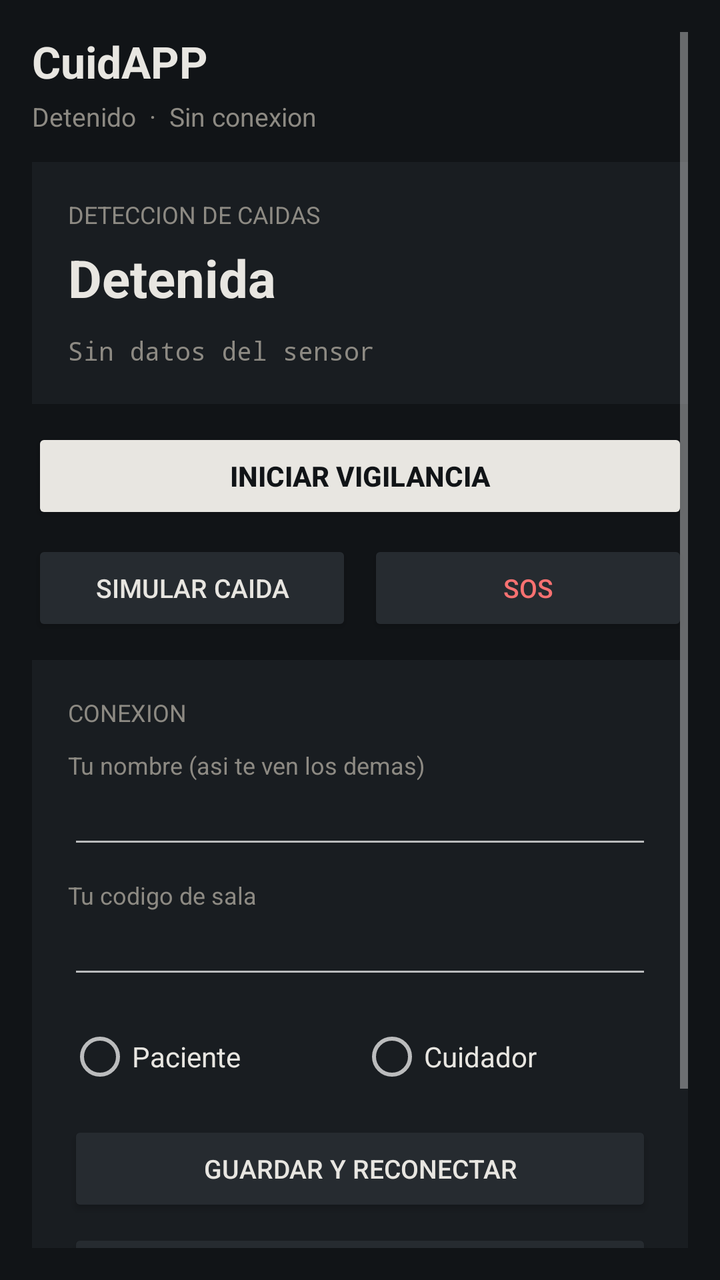
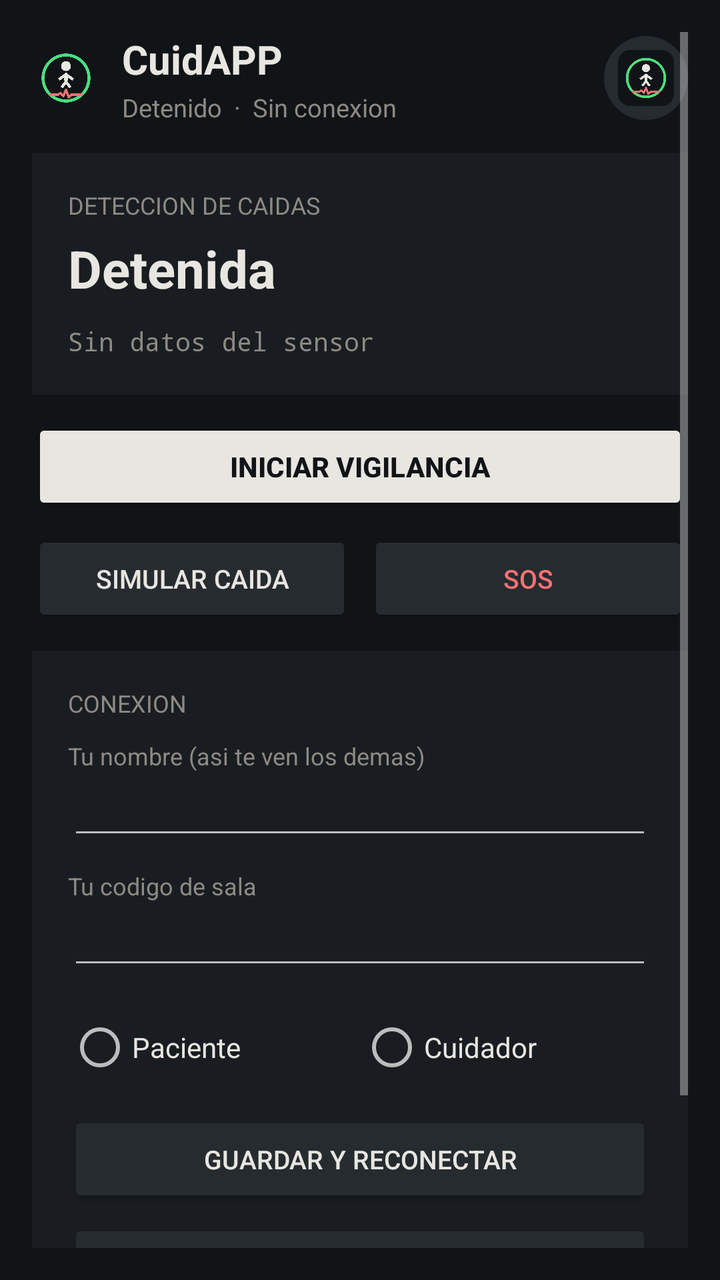

The first picture is an Android layout as it rendered before a commit; the second is the same layout after the commit. The layout source and the unified diff follow.
<!-- AndroidManifest.xml: application theme Theme.Brazalete -->
<!-- res/layout/activity_main.xml -->
<?xml version="1.0" encoding="utf-8"?>
<FrameLayout xmlns:android="http://schemas.android.com/apk/res/android"
    android:layout_width="match_parent"
    android:layout_height="match_parent"
    android:background="@color/fondo">

    <ScrollView
        android:layout_width="match_parent"
        android:layout_height="match_parent"
        android:padding="16dp">

        <LinearLayout
            android:layout_width="match_parent"
            android:layout_height="wrap_content"
            android:orientation="vertical">

            <TextView
                android:id="@+id/titulo"
                android:layout_width="wrap_content"
                android:layout_height="wrap_content"
                android:text="CuidAPP"
                android:textColor="@color/texto"
                android:textSize="22sp"
                android:textStyle="bold" />

            <TextView
                android:id="@+id/subestado"
                android:layout_width="match_parent"
                android:layout_height="wrap_content"
                android:layout_marginTop="4dp"
                android:layout_marginBottom="14dp"
                android:text="Detenido  ·  Sin conexion"
                android:textColor="@color/apagado"
                android:textSize="13sp" />

            
            <LinearLayout
                android:id="@+id/tarjetaCuidador"
                android:layout_width="match_parent"
                android:layout_height="wrap_content"
                android:layout_marginBottom="12dp"
                android:background="@color/tarjeta"
                android:orientation="vertical"
                android:padding="18dp"
                android:visibility="gone">

                <TextView
                    android:layout_width="wrap_content"
                    android:layout_height="wrap_content"
                    android:text="A QUIEN VIGILAS"
                    android:textColor="@color/apagado"
                    android:textSize="12sp" />

                
                <LinearLayout
                    android:id="@+id/filasPacientes"
                    android:layout_width="match_parent"
                    android:layout_height="wrap_content"
                    android:layout_marginTop="6dp"
                    android:orientation="vertical" />

                <TextView
                    android:id="@+id/infoPaciente"
                    android:layout_width="match_parent"
                    android:layout_height="wrap_content"
                    android:layout_marginTop="8dp"
                    android:text="Todavia no vigilas a nadie. Agrega a alguien con su codigo."
                    android:textColor="@color/apagado"
                    android:textSize="13sp" />

                <LinearLayout
                    android:layout_width="match_parent"
                    android:layout_height="wrap_content"
                    android:layout_marginTop="10dp"
                    android:orientation="horizontal">

                    <EditText
                        android:id="@+id/campoNuevoNombre"
                        android:layout_width="0dp"
                        android:layout_height="wrap_content"
                        android:layout_weight="1"
                        android:autofillHints=""
                        android:hint="Nombre"
                        android:inputType="text"
                        android:textColor="@color/texto"
                        android:textColorHint="@color/apagado"
                        android:textSize="14sp" />

                    <EditText
                        android:id="@+id/campoNuevoCodigo"
                        android:layout_width="0dp"
                        android:layout_height="wrap_content"
                        android:layout_marginStart="8dp"
                        android:layout_weight="1"
                        android:autofillHints=""
                        android:hint="Codigo"
                        android:inputType="text"
                        android:textColor="@color/texto"
                        android:textColorHint="@color/apagado"
                        android:textSize="14sp" />
                </LinearLayout>

                <Button
                    android:id="@+id/btnAgregarPaciente"
                    android:layout_width="match_parent"
                    android:layout_height="wrap_content"
                    android:layout_marginTop="6dp"
                    android:backgroundTint="@color/borde"
                    android:text="Agregar persona"
                    android:textColor="@color/texto"
                    android:textSize="13sp" />
            </LinearLayout>

            
            <LinearLayout
                android:id="@+id/tarjetaHistorial"
                android:layout_width="match_parent"
                android:layout_height="wrap_content"
                android:layout_marginBottom="12dp"
                android:background="@color/tarjeta"
                android:orientation="vertical"
                android:padding="18dp"
                android:visibility="gone">

                <TextView
                    android:layout_width="wrap_content"
                    android:layout_height="wrap_content"
                    android:text="HISTORIAL DEL PACIENTE"
                    android:textColor="@color/apagado"
                    android:textSize="12sp" />

                <TextView
                    android:id="@+id/statsHistorial"
                    android:layout_width="match_parent"
                    android:layout_height="wrap_content"
                    android:layout_marginTop="8dp"
                    android:lineSpacingExtra="4dp"
                    android:text="Sin registros todavia."
                    android:textColor="@color/texto"
                    android:textSize="14sp" />

                <Button
                    android:id="@+id/btnExportar"
                    android:layout_width="match_parent"
                    android:layout_height="wrap_content"
                    android:layout_marginTop="10dp"
                    android:backgroundTint="@color/borde"
                    android:text="Guardar historial en Descargas"
                    android:textColor="@color/texto"
                    android:textSize="13sp" />
            </LinearLayout>

            
            <LinearLayout
                android:layout_width="match_parent"
                android:layout_height="wrap_content"
                android:layout_marginBottom="12dp"
                android:background="@color/tarjeta"
                android:orientation="vertical"
                android:padding="18dp">

                <TextView
                    android:layout_width="wrap_content"
                    android:layout_height="wrap_content"
                    android:text="DETECCION DE CAIDAS"
                    android:textColor="@color/apagado"
                    android:textSize="12sp" />

                <TextView
                    android:id="@+id/estadoVig"
                    android:layout_width="wrap_content"
                    android:layout_height="wrap_content"
                    android:layout_marginTop="6dp"
                    android:text="Detenida"
                    android:textColor="@color/texto"
                    android:textSize="26sp"
                    android:textStyle="bold" />

                <TextView
                    android:id="@+id/datosSensor"
                    android:layout_width="match_parent"
                    android:layout_height="wrap_content"
                    android:layout_marginTop="10dp"
                    android:fontFamily="monospace"
                    android:text="Sin datos del sensor"
                    android:textColor="@color/apagado"
                    android:textSize="13sp" />

                <TextView
                    android:id="@+id/notaSegundoPlano"
                    android:layout_width="match_parent"
                    android:layout_height="wrap_content"
                    android:layout_marginTop="10dp"
                    android:text="Funciona con la pantalla apagada y con otras apps abiertas."
                    android:textColor="@color/verde"
                    android:textSize="12sp"
                    android:visibility="gone" />
            </LinearLayout>

            <Button
                android:id="@+id/btnVigilar"
                android:layout_width="match_parent"
                android:layout_height="wrap_content"
                android:backgroundTint="@color/texto"
                android:text="Iniciar vigilancia"
                android:textColor="@color/fondo"
                android:textStyle="bold" />

            <LinearLayout
                android:layout_width="match_parent"
                android:layout_height="wrap_content"
                android:layout_marginTop="8dp"
                android:orientation="horizontal">

                <Button
                    android:id="@+id/btnDemo"
                    android:layout_width="0dp"
                    android:layout_height="wrap_content"
                    android:layout_marginEnd="4dp"
                    android:layout_weight="1"
                    android:backgroundTint="@color/borde"
                    android:text="Simular caida"
                    android:textColor="@color/texto"
                    android:textSize="13sp" />

                <Button
                    android:id="@+id/btnSos"
                    android:layout_width="0dp"
                    android:layout_height="wrap_content"
                    android:layout_marginStart="4dp"
                    android:layout_weight="1"
                    android:backgroundTint="@color/borde"
                    android:text="SOS"
                    android:textColor="@color/rojo"
                    android:textSize="13sp" />
            </LinearLayout>

            
            <LinearLayout
                android:layout_width="match_parent"
                android:layout_height="wrap_content"
                android:layout_marginTop="12dp"
                android:background="@color/tarjeta"
                android:orientation="vertical"
                android:padding="18dp">

                <TextView
                    android:layout_width="wrap_content"
                    android:layout_height="wrap_content"
                    android:text="CONEXION"
                    android:textColor="@color/apagado"
                    android:textSize="12sp" />

                <TextView
                    android:layout_width="wrap_content"
                    android:layout_height="wrap_content"
                    android:layout_marginTop="10dp"
                    android:text="Tu nombre (asi te ven los demas)"
                    android:textColor="@color/apagado"
                    android:textSize="12sp" />

                <EditText
                    android:id="@+id/campoNombre"
                    android:layout_width="match_parent"
                    android:layout_height="wrap_content"
                    android:autofillHints=""
                    android:inputType="textPersonName"
                    android:textColor="@color/texto"
                    android:textSize="16sp" />

                <TextView
                    android:layout_width="wrap_content"
                    android:layout_height="wrap_content"
                    android:layout_marginTop="10dp"
                    android:text="Tu codigo de sala"
                    android:textColor="@color/apagado"
                    android:textSize="12sp" />

                <EditText
                    android:id="@+id/campoSala"
                    android:layout_width="match_parent"
                    android:layout_height="wrap_content"
                    android:autofillHints=""
                    android:inputType="text"
                    android:textColor="@color/texto"
                    android:textSize="16sp" />

                <RadioGroup
                    android:id="@+id/grupoModo"
                    android:layout_width="match_parent"
                    android:layout_height="wrap_content"
                    android:layout_marginTop="10dp"
                    android:orientation="horizontal">

                    <RadioButton
                        android:id="@+id/modoBrazalete"
                        android:layout_width="0dp"
                        android:layout_height="wrap_content"
                        android:layout_weight="1"
                        android:text="Paciente"
                        android:textColor="@color/texto" />

                    <RadioButton
                        android:id="@+id/modoCuidador"
                        android:layout_width="0dp"
                        android:layout_height="wrap_content"
                        android:layout_weight="1"
                        android:text="Cuidador"
                        android:textColor="@color/texto" />
                </RadioGroup>

                <Button
                    android:id="@+id/btnGuardar"
                    android:layout_width="match_parent"
                    android:layout_height="wrap_content"
                    android:layout_marginTop="8dp"
                    android:backgroundTint="@color/borde"
                    android:text="Guardar y reconectar"
                    android:textColor="@color/texto"
                    android:textSize="13sp" />

                <Button
                    android:id="@+id/btnCompartir"
                    android:layout_width="match_parent"
                    android:layout_height="wrap_content"
                    android:layout_marginTop="6dp"
                    android:backgroundTint="@color/borde"
                    android:text="Enviar enlace al cuidador"
                    android:textColor="@color/texto"
                    android:textSize="13sp" />
            </LinearLayout>

            <TextView
                android:layout_width="match_parent"
                android:layout_height="wrap_content"
                android:layout_marginTop="16dp"
                android:layout_marginBottom="24dp"
                android:gravity="center"
                android:text="Proyecto escolar. No es un dispositivo medico."
                android:textColor="@color/apagado"
                android:textSize="12sp" />
        </LinearLayout>
    </ScrollView>

    
    <LinearLayout
        android:id="@+id/pantallaAlerta"
        android:layout_width="match_parent"
        android:layout_height="match_parent"
        android:background="@color/rojoFuerte"
        android:gravity="center"
        android:orientation="vertical"
        android:padding="28dp"
        android:visibility="gone">

        <TextView
            android:id="@+id/alertaTitulo"
            android:layout_width="wrap_content"
            android:layout_height="wrap_content"
            android:gravity="center"
            android:text="Posible caida detectada"
            android:textColor="#FFFFFF"
            android:textSize="28sp"
            android:textStyle="bold" />

        <TextView
            android:id="@+id/alertaCuenta"
            android:layout_width="wrap_content"
            android:layout_height="wrap_content"
            android:layout_marginTop="12dp"
            android:text="25"
            android:textColor="#FFFFFF"
            android:textSize="64sp"
            android:textStyle="bold" />

        <TextView
            android:id="@+id/alertaTexto"
            android:layout_width="match_parent"
            android:layout_height="wrap_content"
            android:layout_marginTop="12dp"
            android:gravity="center"
            android:text="Si estas bien, cancela antes de que acabe la cuenta."
            android:textColor="#FFFFFF"
            android:textSize="16sp" />

        <TextView
            android:id="@+id/alertaDatos"
            android:layout_width="match_parent"
            android:layout_height="wrap_content"
            android:layout_marginTop="10dp"
            android:fontFamily="monospace"
            android:gravity="center"
            android:textColor="#DDFFFFFF"
            android:textSize="13sp" />

        <TextView
            android:id="@+id/micAviso"
            android:layout_width="match_parent"
            android:layout_height="wrap_content"
            android:layout_marginTop="12dp"
            android:gravity="center"
            android:text=""
            android:textColor="#FFFFFF"
            android:textSize="14sp"
            android:textStyle="bold"
            android:visibility="gone" />

        <Button
            android:id="@+id/btnEscuchar"
            android:layout_width="match_parent"
            android:layout_height="wrap_content"
            android:layout_marginTop="16dp"
            android:backgroundTint="#33FFFFFF"
            android:text="Escuchar que pasa"
            android:textColor="#FFFFFF"
            android:visibility="gone" />

        <Button
            android:id="@+id/btnHablar"
            android:layout_width="match_parent"
            android:layout_height="wrap_content"
            android:layout_marginTop="6dp"
            android:backgroundTint="#33FFFFFF"
            android:text="Hablarle"
            android:textColor="#FFFFFF"
            android:visibility="gone" />

        <Button
            android:id="@+id/btnEstoyBien"
            android:layout_width="match_parent"
            android:layout_height="wrap_content"
            android:layout_marginTop="24dp"
            android:backgroundTint="#FFFFFF"
            android:text="Estoy bien, cancelar"
            android:textColor="#111417"
            android:textStyle="bold" />

        <Button
            android:id="@+id/btnLlamar"
            android:layout_width="match_parent"
            android:layout_height="wrap_content"
            android:layout_marginTop="8dp"
            android:backgroundTint="#33FFFFFF"
            android:text="Llamar a emergencias"
            android:textColor="#FFFFFF" />
    </LinearLayout>
</FrameLayout>
<!-- resources referenced by this layout -->
<resources>
  <color name="apagado">#8D8A83</color>
  <color name="borde">#262B30</color>
  <color name="fondo">#111417</color>
  <color name="rojo">#F87171</color>
  <color name="rojoFuerte">#8A1C1C</color>
  <color name="tarjeta">#191D21</color>
  <color name="texto">#E8E6E1</color>
  <color name="verde">#4ADE80</color>
  <style name="Theme.Brazalete" parent="Theme.MaterialComponents.NoActionBar">
          <item name="android:statusBarColor">@color/fondo</item>
          <item name="android:navigationBarColor">@color/fondo</item>
          <item name="android:windowBackground">@color/fondo</item>
          <item name="colorPrimary">@color/texto</item>
          <item name="colorAccent">@color/azul</item>
          <item name="android:textColor">@color/texto</item>
          <item name="android:windowLightStatusBar" tools:targetApi="m">false</item>
      </style>
  <color name="azul">#60A5FA</color>
</resources>

<!-- the commit's change to res/layout/activity_main.xml (unified diff, before → after) -->
@@ -14,24 +14,99 @@
             android:layout_height="wrap_content"
             android:orientation="vertical">
 
-            <TextView
-                android:id="@+id/titulo"
-                android:layout_width="wrap_content"
-                android:layout_height="wrap_content"
-                android:text="CuidAPP"
-                android:textColor="@color/texto"
-                android:textSize="22sp"
-                android:textStyle="bold" />
-
-            <TextView
-                android:id="@+id/subestado"
-                android:layout_width="match_parent"
-                android:layout_height="wrap_content"
-                android:layout_marginTop="4dp"
-                android:layout_marginBottom="14dp"
-                android:text="Detenido  ·  Sin conexion"
-                android:textColor="@color/apagado"
-                android:textSize="13sp" />
+            
+            <LinearLayout
+                android:layout_width="match_parent"
+                android:layout_height="wrap_content"
+                android:gravity="center_vertical"
+                android:orientation="horizontal">
+
+                <ImageView
+                    android:layout_width="34dp"
+                    android:layout_height="34dp"
+                    android:contentDescription="CuidAPP"
+                    android:src="@mipmap/ic_launcher" />
+
+                <LinearLayout
+                    android:layout_width="0dp"
+                    android:layout_height="wrap_content"
+                    android:layout_marginStart="11dp"
+                    android:layout_weight="1"
+                    android:orientation="vertical">
+
+                    <TextView
+                        android:id="@+id/titulo"
+                        android:layout_width="wrap_content"
+                        android:layout_height="wrap_content"
+                        android:text="CuidAPP"
+                        android:textColor="@color/texto"
+                        android:textSize="20sp"
+                        android:textStyle="bold" />
+
+                    <TextView
+                        android:id="@+id/subestado"
+                        android:layout_width="match_parent"
+                        android:layout_height="wrap_content"
+                        android:layout_marginTop="2dp"
+                        android:text="Detenido  ·  Sin conexion"
+                        android:textColor="@color/apagado"
+                        android:textSize="12.5sp" />
+                </LinearLayout>
+
+                <ImageView
+                    android:id="@+id/miFoto"
+                    android:layout_width="42dp"
+                    android:layout_height="42dp"
+                    android:background="@drawable/circulo"
+                    android:contentDescription="Tu foto"
+                    android:padding="7dp"
+                    android:src="@mipmap/ic_launcher" />
+            </LinearLayout>
+
+            <View
+                android:layout_width="match_parent"
+                android:layout_height="14dp" />
+
+            
+            <LinearLayout
+                android:id="@+id/filasPacientes"
+                android:layout_width="match_parent"
+                android:layout_height="wrap_content"
+                android:orientation="vertical" />
+
+            
+            <LinearLayout
+                android:id="@+id/tarjetaMisCuidadores"
+                android:layout_width="match_parent"
+                android:layout_height="wrap_content"
+                android:layout_marginBottom="12dp"
+                android:background="@drawable/tarjeta"
+                android:orientation="vertical"
+                android:padding="16dp"
+                android:visibility="gone">
+
+                <TextView
+                    android:layout_width="wrap_content"
+                    android:layout_height="wrap_content"
+                    android:text="QUIEN TE VIGILA"
+                    android:textColor="@color/apagado"
+                    android:textSize="12sp" />
+
+                <LinearLayout
+                    android:id="@+id/filasMisCuidadores"
+                    android:layout_width="match_parent"
+                    android:layout_height="wrap_content"
+                    android:orientation="vertical" />
+
+                <TextView
+                    android:id="@+id/infoMisCuidadores"
+                    android:layout_width="match_parent"
+                    android:layout_height="wrap_content"
+                    android:layout_marginTop="6dp"
+                    android:text="Todavia no te vigila nadie."
+                    android:textColor="@color/apagado"
+                    android:textSize="13sp" />
+            </LinearLayout>
 
             
             <LinearLayout
@@ -51,14 +126,6 @@
                     android:textColor="@color/apagado"
                     android:textSize="12sp" />
 
-                
-                <LinearLayout
-                    android:id="@+id/filasPacientes"
-                    android:layout_width="match_parent"
-                    android:layout_height="wrap_content"
-                    android:layout_marginTop="6dp"
-                    android:orientation="vertical" />
-
                 <TextView
                     android:id="@+id/infoPaciente"
                     android:layout_width="match_parent"
@@ -67,6 +134,39 @@
                     android:text="Todavia no vigilas a nadie. Agrega a alguien con su codigo."
                     android:textColor="@color/apagado"
                     android:textSize="13sp" />
+
+                
+                <TextView
+                    android:layout_width="wrap_content"
+                    android:layout_height="wrap_content"
+                    android:layout_marginTop="16dp"
+                    android:text="OTROS CUIDADORES"
+                    android:textColor="@color/apagado"
+                    android:textSize="12sp" />
+
+                <LinearLayout
+                    android:id="@+id/filasCuidadores"
+                    android:layout_width="match_parent"
+                    android:layout_height="wrap_content"
+                    android:orientation="vertical" />
+
+                <Button
+                    android:id="@+id/btnInvitarCuidador"
+                    android:layout_width="match_parent"
+                    android:layout_height="wrap_content"
+                    android:layout_marginTop="6dp"
+                    android:backgroundTint="@color/borde"
+                    android:text="Invitar a otro cuidador"
+                    android:textColor="@color/texto"
+                    android:textSize="13sp" />
+
+                <TextView
+                    android:layout_width="wrap_content"
+                    android:layout_height="wrap_content"
+                    android:layout_marginTop="16dp"
+                    android:text="AGREGAR UNA PERSONA"
+                    android:textColor="@color/apagado"
+                    android:textSize="12sp" />
 
                 <LinearLayout
                     android:layout_width="match_parent"
<!-- resource entries referenced after the edit -->
@@ -8,6 +8,23 @@
   <color name="tarjeta">#191D21</color>
   <color name="texto">#E8E6E1</color>
   <color name="verde">#4ADE80</color>
+  <!-- drawable circulo (drawable) -->
+  <?xml version="1.0" encoding="utf-8"?>
+  <shape xmlns:android="http://schemas.android.com/apk/res/android"
+      android:shape="oval">
+      <solid android:color="@color/borde" />
+  </shape>
+  <!-- drawable tarjeta (drawable) -->
+  <?xml version="1.0" encoding="utf-8"?>
+  <shape xmlns:android="http://schemas.android.com/apk/res/android"
+      android:shape="rectangle">
+      <solid android:color="@color/tarjeta" />
+      <corners android:radius="14dp" />
+      <stroke
+          android:width="1dp"
+          android:color="@color/borde" />
+  </shape>
+  <!-- mipmap ic_launcher: png bitmap (mipmap-hdpi, 17066 bytes) -->
   <style name="Theme.Brazalete" parent="Theme.MaterialComponents.NoActionBar">
           <item name="android:statusBarColor">@color/fondo</item>
           <item name="android:navigationBarColor">@color/fondo</item>
